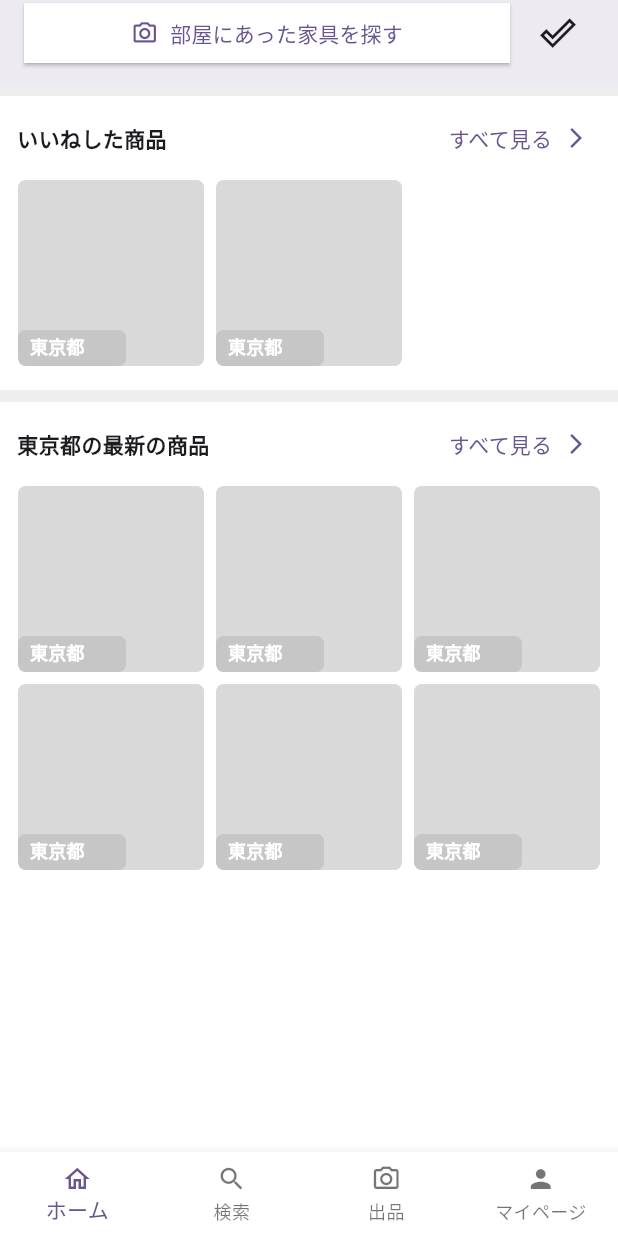
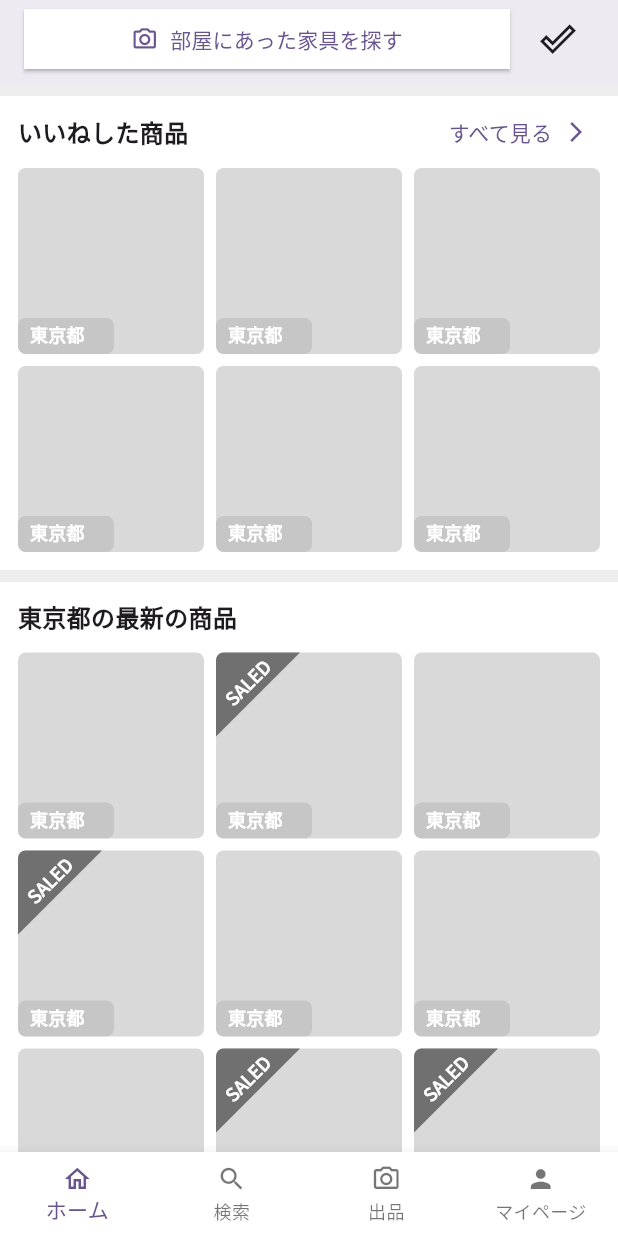
Before and after one commit to naka-c1024/Hack_U_Team1, a Flutter app: the screen it shows after launch, after a tap on "すべて見る", on a phone screen of 412 x 824 dp. Run offline on Flutter 3.47's test engine with Material 3 defaults, Android fonts, the phone set to English and light mode, and no system bars; our stand-ins replace flutter_hooks, hooks_riverpod.

Commit message:
add: トップページのデザインをFigmaに従って更新

```diff
--- /dev/null
+++ b/client/app/lib/Views/components/furniture_cell.dart
@@ -0,0 +1,97 @@
+import 'dart:math';
+import 'package:flutter/material.dart';
+import 'package:hooks_riverpod/hooks_riverpod.dart';
+
+import 'package:app/Views/components/saled_painter.dart';
+
+class FurnitureCell extends HookConsumerWidget {
+  final String prefecture;
+  final bool isSaled;
+
+  const FurnitureCell({
+    required this.prefecture,
+    required this.isSaled,
+    super.key,
+  });
+
+  @override
+  Widget build(BuildContext context, WidgetRef ref) {
+    final screenSize = MediaQuery.of(context).size;
+
+    return ElevatedButton(
+      onPressed: () {},
+      style: ElevatedButton.styleFrom(
+        backgroundColor: Colors.transparent,
+        padding: EdgeInsets.zero,
+        minimumSize: Size.zero,
+        elevation: 0,
+        shape: RoundedRectangleBorder(
+          borderRadius: BorderRadius.circular(5),
+        ),
+      ),
+      child: Container(
+        height: (screenSize.width - 40) / 3,
+        width: (screenSize.width - 40) / 3,
+        margin: const EdgeInsets.only(left: 4, right: 4, bottom: 8),
+        decoration: BoxDecoration(
+          color: const Color(0xffd9d9d9),
+          borderRadius: BorderRadius.circular(5),
+        ),
+        child: Stack(
+          children: [
+            //TODO: ここに写真が入る
+            Column(
+              mainAxisAlignment: MainAxisAlignment.spaceBetween,
+              crossAxisAlignment: CrossAxisAlignment.start,
+              children: [
+                isSaled
+                    ? CustomPaint(
+                        size: const Size(56, 56), // 描画エリアのサイズを指定
+                        painter: SaledPainter(),
+                      )
+                    : const SizedBox(),
+                Container(
+                  height: 24,
+                  width: 64,
+                  padding: const EdgeInsets.only(left: 8, top: 2),
+                  decoration: BoxDecoration(
+                    color: const Color(0x2b666666),
+                    borderRadius: BorderRadius.circular(5),
+                  ),
+                  child: Text(
+                    prefecture,
+                    textAlign: TextAlign.start,
+                    style: const TextStyle(
+                      fontSize: 12,
+                      color: Color(0xffffffff),
+                      fontWeight: FontWeight.bold,
+                    ),
+                  ),
+                )
+              ],
+            ),
+            isSaled
+                ? Column(
+                    children: [
+                      const SizedBox(height: 12),
+                      Container(
+                        transform: Matrix4.rotationZ(-45 * pi / 180),
+                        transformAlignment: Alignment.center,
+                        child: const Text(
+                          ' SALED',
+                          style: TextStyle(
+                            fontSize: 12,
+                            color: Color(0xffffffff),
+                            fontWeight: FontWeight.bold,
+                          ),
+                        ),
+                      ),
+                    ],
+                  )
+                : const SizedBox(),
+          ],
+        ),
+      ),
+    );
+  }
+}
--- /dev/null
+++ b/client/app/lib/Views/components/saled_painter.dart
@@ -0,0 +1,29 @@
+import 'package:flutter/material.dart';
+
+class SaledPainter extends CustomPainter {
+  @override
+  void paint(Canvas canvas, Size size) {
+    var paint = Paint()
+      ..color = const Color(0xff707070)// 三角形の色
+      ..style = PaintingStyle.fill; // 塗りつぶし
+
+    var path = Path();
+    path.moveTo(5, 0); // 角丸を避けて開始点を設定
+    path.lineTo(size.width, 0); // 右上の点
+    path.lineTo(0, size.height); // 左下の点
+    path.lineTo(0, 5); // 角丸の終了点を少し下に移動
+    path.arcToPoint(
+      const Offset(5, 0), // 角丸の開始点に戻る
+      radius: const Radius.circular(5), // 角の丸み
+      clockwise: true,
+    );
+    path.close(); // パスを閉じる
+
+    canvas.drawPath(path, paint);
+  }
+
+  @override
+  bool shouldRepaint(covariant CustomPainter oldDelegate) {
+    return false; // 再描画の必要がない場合はfalse
+  }
+}
--- a/client/app/lib/Views/furniture_list_view.dart
+++ b/client/app/lib/Views/furniture_list_view.dart
@@ -1,5 +1,7 @@
 import 'package:flutter/material.dart';
 import 'package:hooks_riverpod/hooks_riverpod.dart';
+
+import 'package:app/Views/components/furniture_cell.dart';
 
 class FurnitureListView extends HookConsumerWidget {
   const FurnitureListView({super.key});
@@ -7,79 +9,141 @@ class FurnitureListView extends HookConsumerWidget {
   @override
   Widget build(BuildContext context, WidgetRef ref) {
     final screenSize = MediaQuery.of(context).size;
-
-    // 家具の写真
-    final furnitureCell = ElevatedButton(
-      onPressed: () {},
-      style: ElevatedButton.styleFrom(
-        backgroundColor: Colors.transparent,
-        padding: EdgeInsets.zero,
-        minimumSize: Size.zero,
-        elevation: 0,
-        shape: RoundedRectangleBorder(
-          borderRadius: BorderRadius.circular(5),
-        ),
-      ),
-      child: Container(
-        height: (screenSize.width - 40) / 3,
-        width: (screenSize.width - 40) / 3,
-        margin: const EdgeInsets.all(4),
-        decoration: BoxDecoration(
-          color: const Color(0xffd9d9d9),
-          borderRadius: BorderRadius.circular(5),
-        ),
-        child: Stack(
-          children: [
-            //TODO: ここに写真が入る
-            Column(
-              mainAxisAlignment: MainAxisAlignment.end,
-              crossAxisAlignment: CrossAxisAlignment.start,
-              children: [
-                Container(
-                  height: 24,
-                  width: 72,
-                  padding: const EdgeInsets.only(left: 8, top: 2),
-                  decoration: BoxDecoration(
-                    color: const Color(0x2b666666),
-                    borderRadius: BorderRadius.circular(5),
-                  ),
-                  child: const Text(
-                    '東京都',
-                    textAlign: TextAlign.start,
-                    style: TextStyle(
-                      fontSize: 12,
-                      color: Color(0xffffffff),
-                      fontWeight: FontWeight.bold,
-                    ),
-                  ),
-                )
-              ],
-            ),
-          ],
-        ),
-      ),
-    );
+    const prefecturesIndex = 12;
+    final prefectures = [
+      '北海道',
+      '青森県',
+      '岩手県',
+      '宮城県',
+      '秋田県',
+      '山形県',
+      '福島県',
+      '茨城県',
+      '栃木県',
+      '群馬県',
+      '埼玉県',
+      '千葉県',
+      '東京都',
+      '神奈川県',
+      '新潟県',
+      '富山県',
+      '石川県',
+      '福井県',
+      '山梨県',
+      '長野県',
+      '岐阜県',
+      '静岡県',
+      '愛知県',
+      '三重県',
+      '滋賀県',
+      '京都府',
+      '大阪府',
+      '兵庫県',
+      '奈良県',
+      '和歌山県',
+      '鳥取県',
+      '島根県',
+      '岡山県',
+      '広島県',
+      '山口県',
+      '徳島県',
+      '香川県',
+      '愛媛県',
+      '高知県',
+      '福岡県',
+      '佐賀県',
+      '長崎県',
+      '熊本県',
+      '大分県',
+      '宮崎県',
+      '鹿児島県',
+      '沖縄県'
+    ];
 
     // いいねした商品を表示するためのリスト
     final favoriteList = [
-      furnitureCell,
-      furnitureCell,
+      Row(
+        children: [
+          FurnitureCell(
+              prefecture: prefectures[prefecturesIndex], isSaled: false),
+          FurnitureCell(
+              prefecture: prefectures[prefecturesIndex], isSaled: false),
+          FurnitureCell(
+              prefecture: prefectures[prefecturesIndex], isSaled: false),
+        ],
+      ),
+      Row(
+        children: [
+          FurnitureCell(
+              prefecture: prefectures[prefecturesIndex], isSaled: false),
+          FurnitureCell(
+              prefecture: prefectures[prefecturesIndex], isSaled: false),
+          FurnitureCell(
+              prefecture: prefectures[prefecturesIndex], isSaled: false),
+        ],
+      ),
     ];
 
     // 最新の商品を表示するためのリスト
     final latestList = [
       Row(
         children: [
-          furnitureCell,
-          furnitureCell,
-          furnitureCell,
+          FurnitureCell(
+              prefecture: prefectures[prefecturesIndex], isSaled: false),
+          FurnitureCell(
+              prefecture: prefectures[prefecturesIndex], isSaled: true),
+          FurnitureCell(
+              prefecture: prefectures[prefecturesIndex], isSaled: false),
         ],
       ),
       Row(
         children: [
-          furnitureCell,
-          furnitureCell,
-          furnitureCell,
+          FurnitureCell(
+              prefecture: prefectures[prefecturesIndex], isSaled: true),
+          FurnitureCell(
+              prefecture: prefectures[prefecturesIndex], isSaled: false),
+          FurnitureCell(
+              prefecture: prefectures[prefecturesIndex], isSaled: false),
+        ],
+      ),
+      Row(
+        children: [
+          FurnitureCell(
+              prefecture: prefectures[prefecturesIndex], isSaled: false),
+          FurnitureCell(
+              prefecture: prefectures[prefecturesIndex], isSaled: true),
+          FurnitureCell(
+              prefecture: prefectures[prefecturesIndex], isSaled: true),
+        ],
+      ),
+      Row(
+        children: [
+          FurnitureCell(
+              prefecture: prefectures[prefecturesIndex], isSaled: true),
+          FurnitureCell(
+              prefecture: prefectures[prefecturesIndex], isSaled: false),
+          FurnitureCell(
+              prefecture: prefectures[prefecturesIndex], isSaled: true),
+        ],
+      ),
+      Row(
+        children: [
+          FurnitureCell(
+              prefecture: prefectures[prefecturesIndex], isSaled: false),
+          FurnitureCell(
+              prefecture: prefectures[prefecturesIndex], isSaled: true),
+          FurnitureCell(
+              prefecture: prefectures[prefecturesIndex], isSaled: false),
+        ],
+      ),
+      Row(
+        children: [
+          FurnitureCell(
+              prefecture: prefectures[prefecturesIndex], isSaled: true),
+          FurnitureCell(
+              prefecture: prefectures[prefecturesIndex], isSaled: false),
+          FurnitureCell(
+              prefecture: prefectures[prefecturesIndex], isSaled: false),
         ],
       ),
     ];
@@ -89,8 +153,8 @@ class FurnitureListView extends HookConsumerWidget {
         elevation: 8,
         backgroundColor: const Color(0xffffffff),
         title: Container(
-          height: 60,
-          padding: const EdgeInsets.only(top: 4, bottom: 16),
+          height: 56,
+          padding: const EdgeInsets.only(top: 4, bottom: 8),
           child: Row(
             mainAxisAlignment: MainAxisAlignment.center,
             children: [
@@ -134,8 +198,9 @@ class FurnitureListView extends HookConsumerWidget {
               const SizedBox(height: 8),
               // いいねした商品
               Container(
-                height: 196,
-                padding: const EdgeInsets.only(left: 8, top: 4, right: 8),
+                height: 52 +
+                    ((screenSize.width - 40) / 3 + 8) * favoriteList.length,
+                padding: const EdgeInsets.only(left: 8, right: 8),
                 color: const Color(0xffffffff),
                 child: Column(
                   mainAxisAlignment: MainAxisAlignment.start,
@@ -147,6 +212,7 @@ class FurnitureListView extends HookConsumerWidget {
                         const Text(
                           ' いいねした商品',
                           style: TextStyle(
+                            fontSize: 16,
                             fontWeight: FontWeight.bold,
                           ),
                         ),
@@ -165,43 +231,31 @@ class FurnitureListView extends HookConsumerWidget {
                         ),
                       ],
                     ),
-                    Row(children: favoriteList),
+                    Column(children: favoriteList),
                   ],
                 ),
               ),
               const SizedBox(height: 8),
               // 最新の商品
               Container(
-                height: 800,
-                padding: const EdgeInsets.only(left: 8, top: 4, right: 8),
+                height:
+                    52 + ((screenSize.width - 40) / 3 + 8) * latestList.length,
+                padding: const EdgeInsets.only(left: 8, right: 8),
                 color: const Color(0xffffffff),
                 child: Column(
                   mainAxisAlignment: MainAxisAlignment.start,
+                  crossAxisAlignment: CrossAxisAlignment.start,
                   children: [
                     // ヘッダー
-                    Row(
-                      mainAxisAlignment: MainAxisAlignment.spaceBetween,
-                      children: [
-                        const Text(
-                          ' 東京都の最新の商品',
-                          style: TextStyle(
-                            fontWeight: FontWeight.bold,
-                          ),
+                    Container(
+                      padding: const EdgeInsets.only(top: 12, bottom: 12),
+                      child: Text(
+                        ' ${prefectures[prefecturesIndex]}の最新の商品',
+                        style: const TextStyle(
+                          fontSize: 16,
+                          fontWeight: FontWeight.bold,
                         ),
-                        TextButton(
-                          onPressed: () {},
-                          child: const Row(
-                            children: [
-                              Text('すべて見る'),
-                              SizedBox(width: 8),
-                              Icon(
-                                size: 16,
-                                Icons.arrow_forward_ios,
-                              ),
-                            ],
-                          ),
-                        ),
-                      ],
+                      ),
                     ),
                     Column(children: latestList),
                   ],
```
